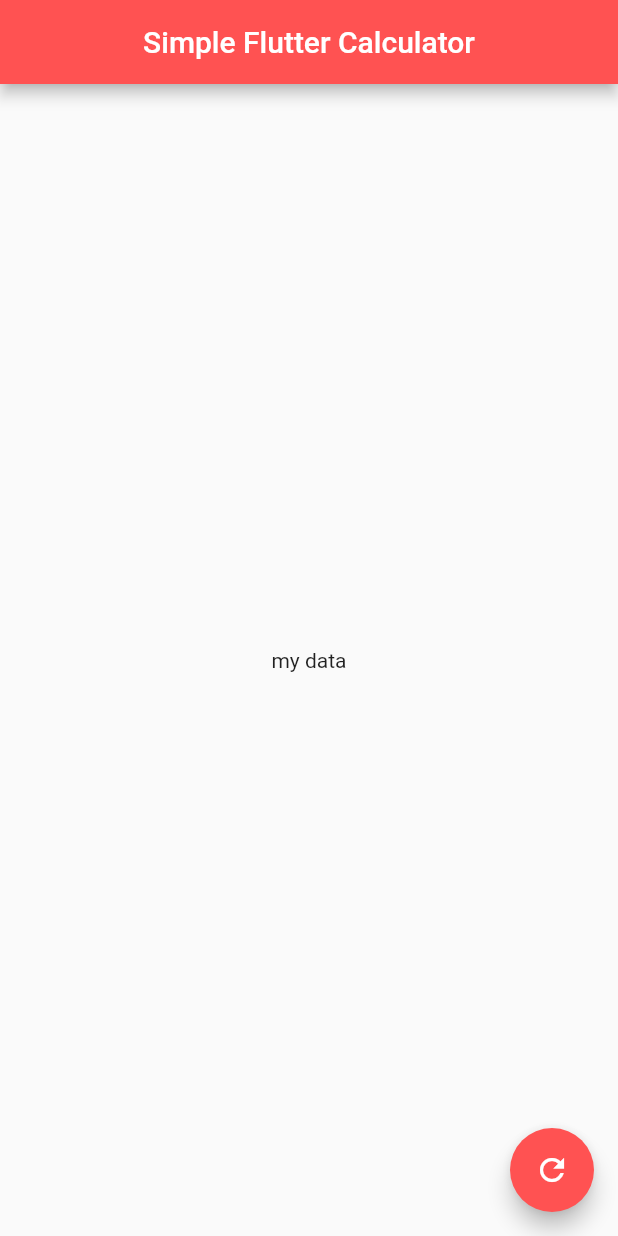
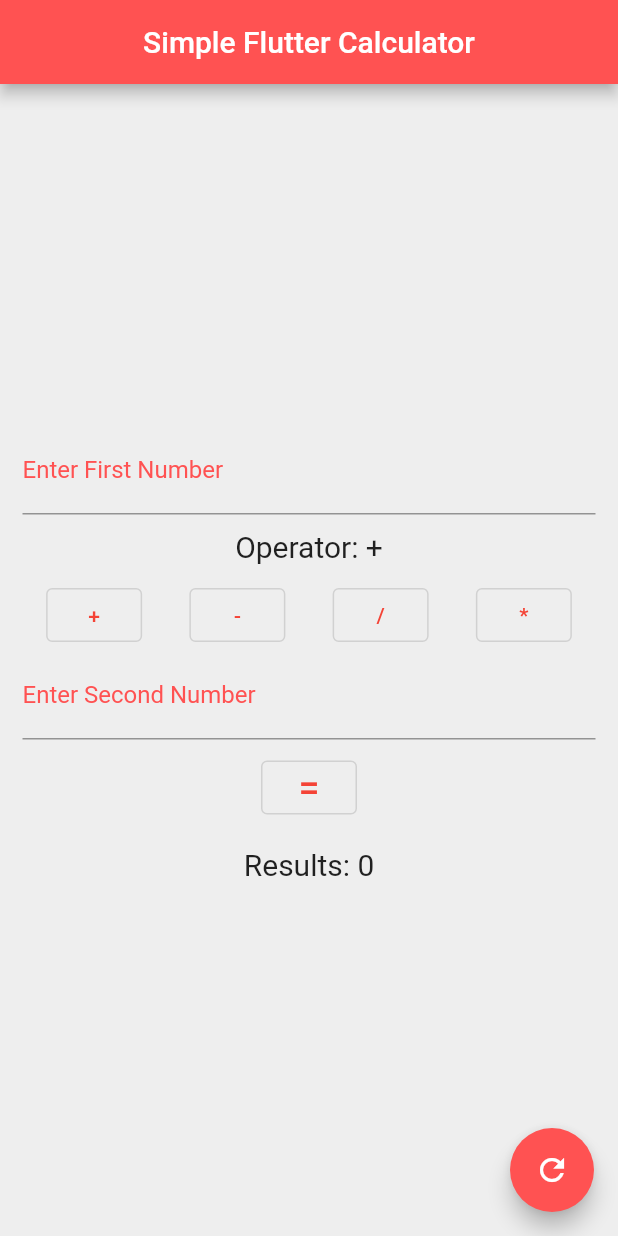
Before and after one commit to Q-T5/simple-flutter-calc, a Flutter app: the screen it shows after launch, after a tap on the "refresh" icon, on a phone screen of 412 x 824 dp. Run offline on Flutter 3.47's test engine with Material 2 defaults, Android fonts, the phone set to English and light mode, and no system bars.

```diff
--- a/lib/main.dart
+++ b/lib/main.dart
@@ -15,52 +15,163 @@ class HomePage extends StatefulWidget {
 }
 
 class _HomePageState extends State<HomePage> {
-  int num1 = 0;
-  int num2 = 0;
-  int results = 0;
+  String num1 = "";
+  String num2 = "";
+  String result = "0";
   String operation = "+";
+
+  final List<String> operatorList = ["+", "-", "/", "*"];
+
+  // text editting controllers
+  late final TextEditingController _num1Controller;
+  late final TextEditingController _num2Controller;
+
+  @override
+  void initState() {
+    _num1Controller = TextEditingController();
+    _num2Controller = TextEditingController();
+    super.initState();
+  }
+
+  @override
+  void dispose() {
+    _num1Controller.dispose();
+    _num2Controller.dispose();
+    super.dispose();
+  }
 
   void resetNumbers() {
     setState(() {
-      num1 = 0;
-      num2 = 0;
+      _num1Controller.text = "";
+      _num2Controller.text = "";
+      result = "0";
     });
   }
 
-  void calculate(String operator) {
+  void calculate() {
     switch (operation) {
       case "+":
         setState(() {
-          results = num1 + num2;
+          result = (int.parse(_num1Controller.text) +
+                  int.parse(_num2Controller.text))
+              .toString();
         });
         break;
       case "-":
         setState(() {
-          results = num1 - num2;
+          result = (int.parse(_num1Controller.text) -
+                  int.parse(_num2Controller.text))
+              .toString();
         });
         break;
       case "/":
         setState(() {
-          results = (num1 / num2) as int;
+          result = (int.parse(_num1Controller.text) /
+                  int.parse(_num2Controller.text))
+              .toString();
         });
         break;
       case "*":
         setState(() {
-          results = num1 * num2;
+          result = (int.parse(_num1Controller.text) *
+                  int.parse(_num2Controller.text))
+              .toString();
         });
     }
+  }
+
+  void setOperator(String operator) {
+    setState(() {
+      operation = operator;
+    });
   }
 
   @override
   Widget build(BuildContext context) {
     return Scaffold(
+      backgroundColor: Colors.grey[200],
       appBar: AppBar(
         title: const Text("Simple Flutter Calculator"),
         centerTitle: true,
         backgroundColor: Colors.redAccent,
       ),
-      body: const Center(
-        child: Text("my data"),
+      body: Padding(
+        padding: const EdgeInsets.symmetric(horizontal: 15.0),
+        child: Center(
+          child: Column(
+            mainAxisAlignment: MainAxisAlignment.center,
+            children: [
+              TextField(
+                controller: _num1Controller,
+                decoration: const InputDecoration(
+                    hintText: "e.g 10",
+                    labelText: "Enter First Number",
+                    labelStyle: TextStyle(color: Colors.redAccent)),
+                enableSuggestions: false,
+                keyboardType: TextInputType.number,
+              ),
+              Padding(
+                padding: const EdgeInsets.all(10.0),
+                child: Text(
+                  "Operator: $operation",
+                  style: const TextStyle(
+                    fontSize: 20.0,
+                  ),
+                ),
+              ),
+              Row(
+                mainAxisAlignment: MainAxisAlignment.spaceAround,
+                children: operatorList.map((operator) {
+                  return OutlinedButton(
+                    onPressed: () {
+                      setOperator(operator);
+                    },
+                    style: const ButtonStyle(
+                      foregroundColor: MaterialStatePropertyAll(Colors.red),
+                    ),
+                    child: Text(operator),
+                  );
+                }).toList(),
+              ),
+              TextField(
+                controller: _num2Controller,
+                decoration: const InputDecoration(
+                    hintText: "e.g 10",
+                    labelText: "Enter Second Number",
+                    labelStyle: TextStyle(color: Colors.redAccent)),
+                enableSuggestions: false,
+                keyboardType: TextInputType.number,
+              ),
+              Row(
+                mainAxisAlignment: MainAxisAlignment.center,
+                children: [
+                  Padding(
+                    padding: const EdgeInsets.all(8.0),
+                    child: OutlinedButton(
+                      onPressed: () {
+                        calculate();
+                      },
+                      style: const ButtonStyle(
+                        foregroundColor: MaterialStatePropertyAll(Colors.red),
+                      ),
+                      child: const Text(
+                        "=",
+                        style: TextStyle(fontSize: 25),
+                      ),
+                    ),
+                  ),
+                ],
+              ),
+              Padding(
+                padding: const EdgeInsets.all(8.0),
+                child: Text(
+                  "Results: $result",
+                  style: const TextStyle(fontSize: 20.0),
+                ),
+              )
+            ],
+          ),
+        ),
       ),
       floatingActionButton: FloatingActionButton(
         onPressed: () {
```
